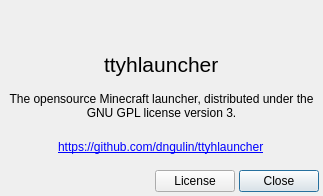
Above: aboutdialog.ui from dngulin/ttyhlauncher before the change. Below: the same form after it.
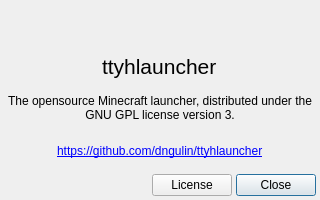
That is the form after the change. Icons and pictures are not drawn.

Diff of the .ui file:
```diff
--- a/aboutdialog.ui
+++ b/aboutdialog.ui
@@ -6,8 +6,8 @@
    <rect>
     <x>0</x>
     <y>0</y>
-    <width>323</width>
-    <height>196</height>
+    <width>320</width>
+    <height>200</height>
    </rect>
   </property>
   <property name="windowTitle">
```
Left out of the diff: 1 changed line with no effect on the pictures.
